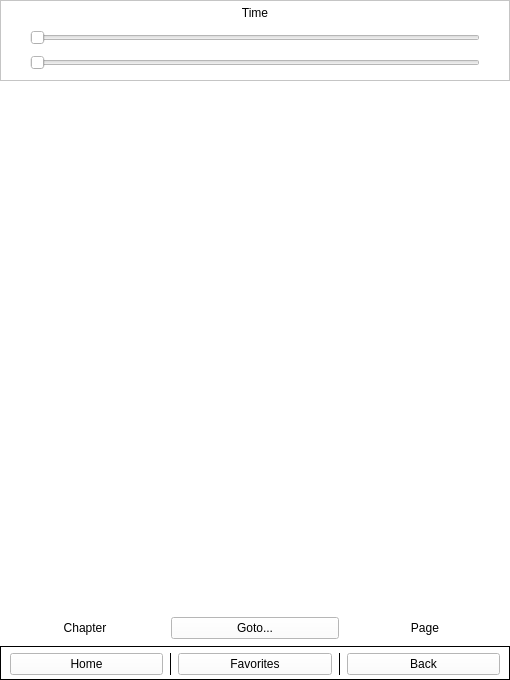
Before: the Qt Designer form widgets/mangareaderwidget.ui in Rain92/UltimateMangaReader, drawn with Qt 5.
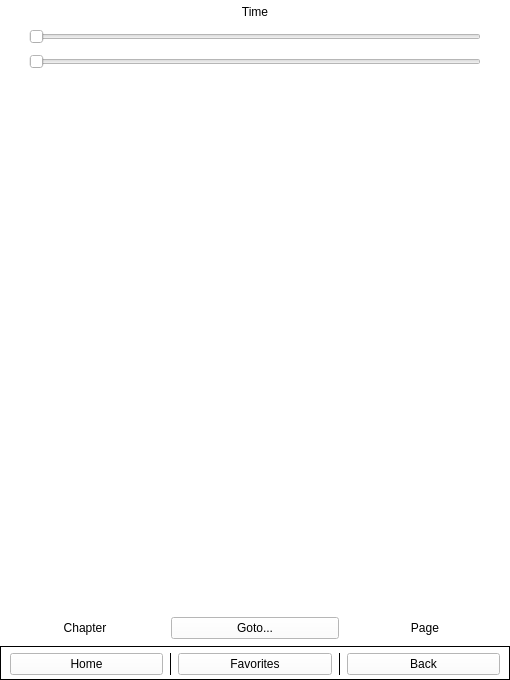
After: the same form once the commit is applied. Custom widgets are drawn as their Qt base class.

Diff of the .ui file:
```diff
--- a/widgets/mangareaderwidget.ui
+++ b/widgets/mangareaderwidget.ui
@@ -80,10 +80,13 @@
          </sizepolicy>
         </property>
         <property name="frameShape">
-         <enum>QFrame::StyledPanel</enum>
+         <enum>QFrame::Box</enum>
         </property>
         <property name="frameShadow">
-         <enum>QFrame::Raised</enum>
+         <enum>QFrame::Plain</enum>
+        </property>
+        <property name="lineWidth">
+         <number>0</number>
         </property>
         <layout class="QGridLayout" name="gridLayout">
          <property name="leftMargin">
```
Left out of the diff: 3 changed lines with no effect on the pictures.
